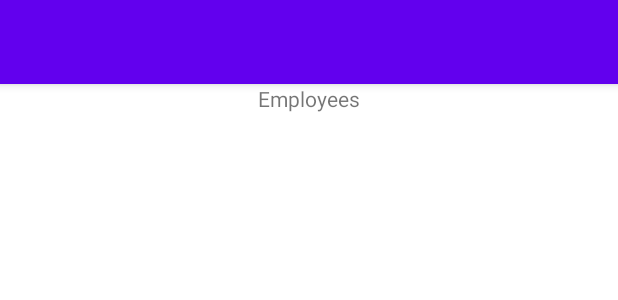
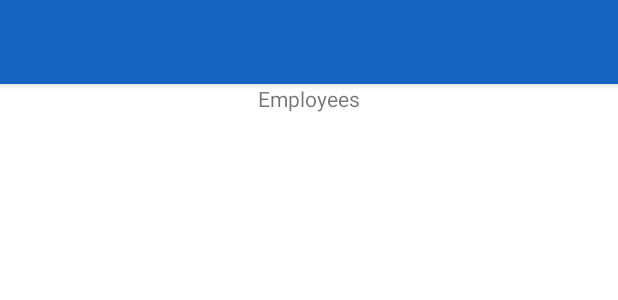
Before and after one commit to mistring/empdi, an Android app: the layout activity_main.xml on its own in the app's theme, with its tools: preview values and no code run, on a phone screen of 412 x 824 dp. Shown: the top 300 px of the screen. Run offline under Robolectric (Android 15) with nearby library versions, the phone set to English and light mode, and no system bars.

Commit message:
Update Colors and Theme via Material Design Color Tool

```diff
--- a/app/src/main/res/values-night/themes.xml
+++ /dev/null
@@ -1,16 +0,0 @@
-<resources xmlns:tools="http://schemas.android.com/tools">
-    <!-- Base application theme. -->
-    <style name="Theme.EmpDi" parent="Theme.MaterialComponents.DayNight.DarkActionBar">
-        <!-- Primary brand color. -->
-        <item name="colorPrimary">@color/purple_200</item>
-        <item name="colorPrimaryVariant">@color/purple_700</item>
-        <item name="colorOnPrimary">@color/black</item>
-        <!-- Secondary brand color. -->
-        <item name="colorSecondary">@color/teal_200</item>
-        <item name="colorSecondaryVariant">@color/teal_200</item>
-        <item name="colorOnSecondary">@color/black</item>
-        <!-- Status bar color. -->
-        <item name="android:statusBarColor" tools:targetApi="l">?attr/colorPrimaryVariant</item>
-        <!-- Customize your theme here. -->
-    </style>
-</resources>
--- a/app/src/main/res/values/colors.xml
+++ b/app/src/main/res/values/colors.xml
@@ -1,10 +1,22 @@
 <?xml version="1.0" encoding="utf-8"?>
 <resources>
-    <color name="purple_200">#FFBB86FC</color>
-    <color name="purple_500">#FF6200EE</color>
-    <color name="purple_700">#FF3700B3</color>
-    <color name="teal_200">#FF03DAC5</color>
-    <color name="teal_700">#FF018786</color>
+    <!-- Colors defined via Material Design Color Tool -->
+    <!-- Ref: https://material.io/resources/color/#!/?view.left=0&view.right=0&primary.color=1565C0&secondary.color=ECEFF1 -->
+
+    <!-- Primary Colors -->
+    <color name="primaryColor">#1565c0</color>
+    <color name="primaryLightColor">#5e92f3</color>
+    <color name="primaryDarkColor">#003c8f</color>
+
+    <!-- Secondary Colors -->
+    <color name="secondaryColor">#eceff1</color>
+    <color name="secondaryLightColor">#ffffff</color>
+    <color name="secondaryDarkColor">#babdbe</color>
+
+    <!-- Text Colors -->
+    <color name="primaryTextColor">#ffffff</color>
+    <color name="secondaryTextColor">#000000</color>
+
     <color name="black">#FF000000</color>
     <color name="white">#FFFFFFFF</color>
 </resources>
--- a/app/src/main/res/values/themes.xml
+++ b/app/src/main/res/values/themes.xml
@@ -1,17 +1,22 @@
 <resources>
     <!-- Base application theme. -->
     <style name="Theme.EmpDi" parent="Theme.MaterialComponents.DayNight.DarkActionBar">
+
         <!-- Primary brand color. -->
-        <item name="colorPrimary">@color/purple_500</item>
-        <item name="colorPrimaryVariant">@color/purple_700</item>
+        <item name="colorPrimary">@color/primaryColor</item>
+        <item name="colorPrimaryVariant">@color/primaryDarkColor</item>
         <item name="colorOnPrimary">@color/white</item>
+
         <!-- Secondary brand color. -->
-        <item name="colorSecondary">@color/teal_200</item>
-        <item name="colorSecondaryVariant">@color/teal_700</item>
+        <item name="colorSecondary">@color/secondaryColor</item>
+        <item name="colorSecondaryVariant">@color/secondaryDarkColor</item>
         <item name="colorOnSecondary">@color/black</item>
+
         <!-- Status bar color. -->
         <item name="android:statusBarColor">?attr/colorPrimaryVariant</item>
+
         <!-- Customize your theme here. -->
+
     </style>
 
     <style name="Theme.EmpDi.NoActionBar">
```
